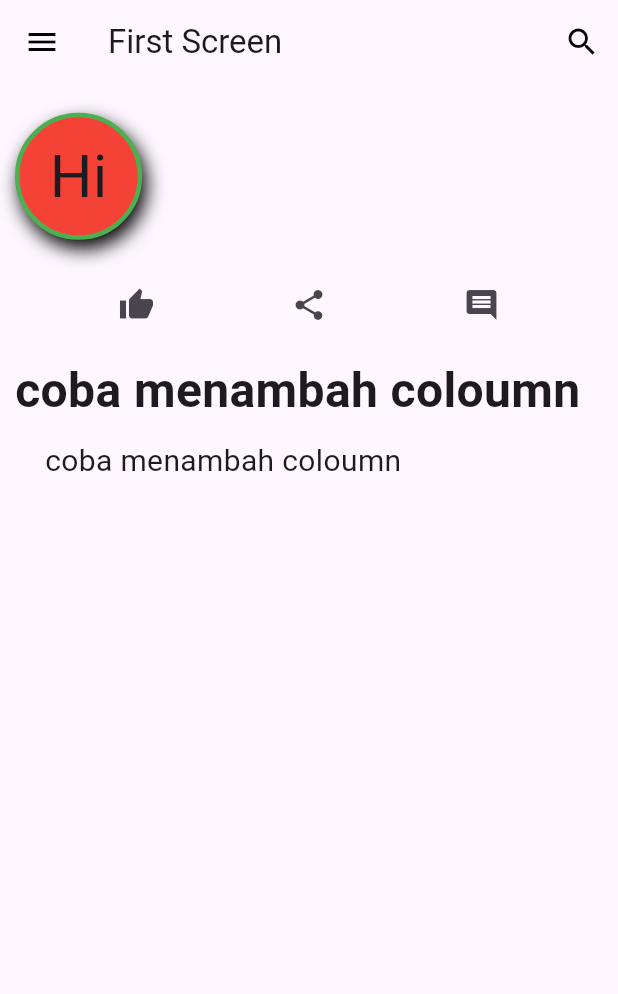
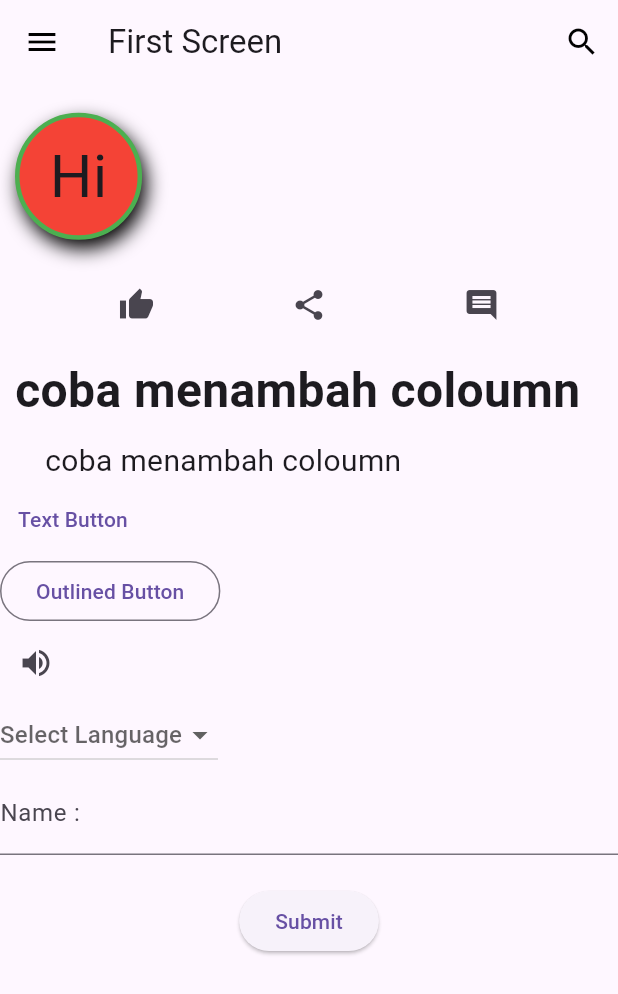
Before and after one commit to Roisull/belajar-flutter-dasar, a Flutter app: the screen it shows after launch, on a phone screen of 412 x 824 dp. Shown: the top 994 px of the screen. Run offline on Flutter 3.47's test engine with Material 3 defaults, Android fonts, the phone set to English and light mode, and no system bars.

Commit message:
progress 8 latihan teks input

```diff
--- a/lib/main.dart
+++ b/lib/main.dart
@@ -85,9 +85,16 @@ class _BiggerTextState extends State<BiggerText> {
   }
 }
 
-class FirstScreen extends StatelessWidget {
+class FirstScreen extends StatefulWidget {
   const FirstScreen({super.key});
 
+  @override
+  State<FirstScreen> createState() => _FirstScreenState();
+}
+
+class _FirstScreenState extends State<FirstScreen> {
+  String? language;
+  String _name = '';
   @override
   Widget build(BuildContext context) {
     return Scaffold(
@@ -177,6 +184,76 @@ class FirstScreen extends StatelessWidget {
               ),
             ),
           ),
+          TextButton(
+            onPressed: (){
+              // disini tempat untuk menuliskan aksi ketika button di pencet
+            },
+            child: const Text('Text Button')
+          ),
+          OutlinedButton(
+            onPressed: (){
+              // disini tempat untuk menuliskan aksi ketika button di pencet
+            },
+            child: const Text('Outlined Button')
+          ),
+          IconButton(
+            icon: const Icon(Icons.volume_up),
+            onPressed: (){
+              // disini tempat untuk menuliskan aksi ketika button di pencet
+            },
+            tooltip: 'Increase volume by 10',
+          ),
+          DropdownButton<String>(
+            items: const <DropdownMenuItem<String>>[
+              DropdownMenuItem<String>(
+                value: 'Dart',
+                child: Text('dart')
+              ),
+              DropdownMenuItem<String>(
+                value: 'Kotlin',
+                child: Text('Kotlin')
+              ),
+              DropdownMenuItem<String>(
+                value: 'Swift',
+                child: Text('Swift')
+              ),
+            ],
+            value: language,
+            hint: const Text('Select Language'),
+            onChanged: (String? value) {
+              setState((){
+                language = value;
+              });
+            },
+          ),
+          Column(
+            children: [
+              TextField(
+                decoration: const InputDecoration(
+                  hintText: 'write your name here ...',
+                  labelText: 'Name : '
+                ),
+                onChanged: (String value){
+                  setState(() {
+                    _name = value;
+                  });
+                },
+              ),
+              const SizedBox(height: 20),
+              ElevatedButton(
+                child: const Text('Submit'),
+                onPressed: (){
+                  showDialog(
+                    context: context,
+                    builder: (context){
+                      return AlertDialog(
+                        content: Text('Hello, $_name'),
+                      );
+                  });
+                },
+              )
+            ],
+          ),
         ],
       ),
     );
```
